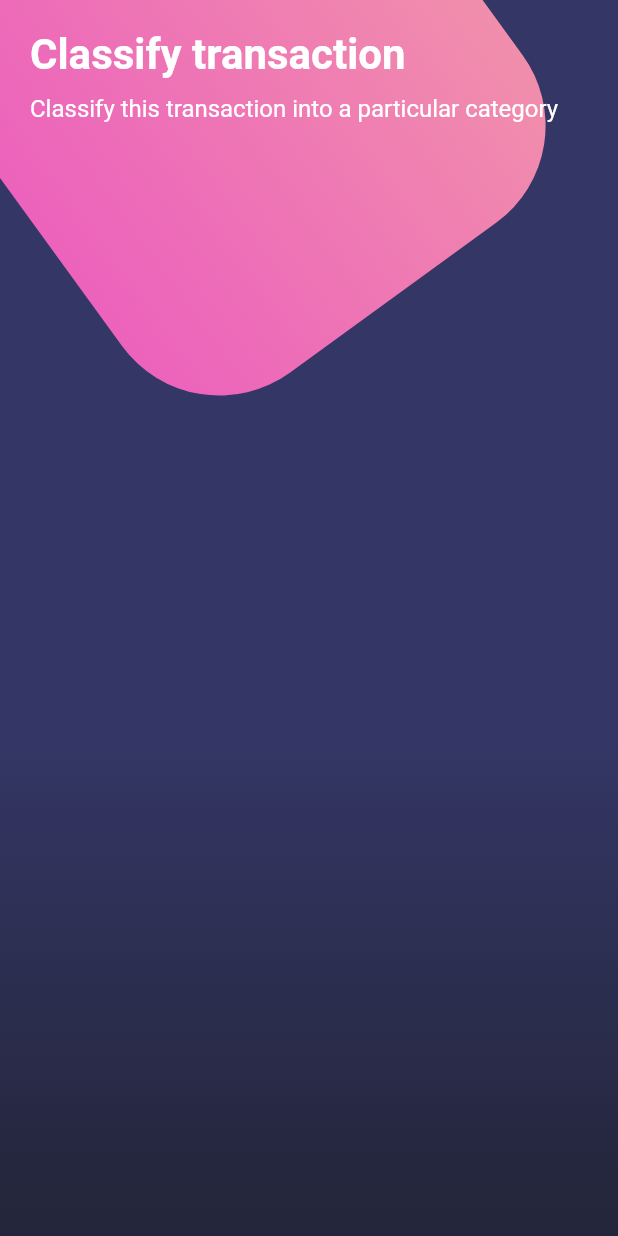
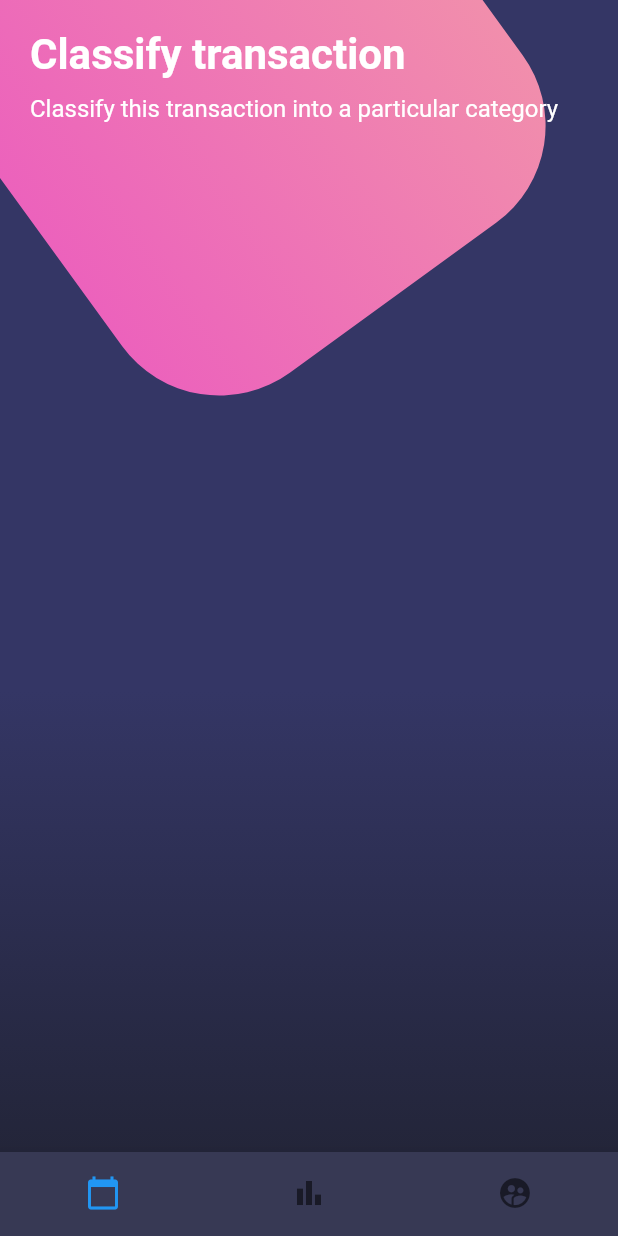
Before and after one commit to CodingCarnage/CursoFlutter_FH_Disenos, a Flutter app: the screen it shows after launch, on a phone screen of 412 x 824 dp. Run offline on Flutter 3.47's test engine with Material 2 defaults, Android fonts, the phone set to English and light mode, and no system bars.

Commit message:
Se creo un BottomNavigationBar

```diff
--- a/lib/src/pages/menu_page.dart
+++ b/lib/src/pages/menu_page.dart
@@ -20,6 +20,7 @@ class MenuPage extends StatelessWidget {
           ),
         ],
       ),
+      bottomNavigationBar: _bottomNavigationBar(context),
     );
   }
 
@@ -89,4 +90,25 @@ class MenuPage extends StatelessWidget {
       ),
     );
   }
+
+  Widget _bottomNavigationBar(BuildContext context) {
+    return Theme(
+      data: Theme.of(context).copyWith(
+        canvasColor: Color.fromRGBO(55, 57, 84, 1.0),
+        primaryColor: Colors.pinkAccent,
+        textTheme: Theme.of(context).textTheme.copyWith(
+          caption: TextStyle(color: Color.fromRGBO(116, 117, 152, 1.0))
+        )
+      ),
+      child: BottomNavigationBar(
+        showSelectedLabels: false,
+        showUnselectedLabels: false,
+        items: <BottomNavigationBarItem>[
+          BottomNavigationBarItem(icon: Icon(Icons.calendar_today), label: ''),
+          BottomNavigationBarItem(icon: Icon(Icons.bar_chart), label: ''),
+          BottomNavigationBarItem(icon: Icon(Icons.supervised_user_circle), label: ''),
+        ],
+      ),
+    );
+  }
 }
```
